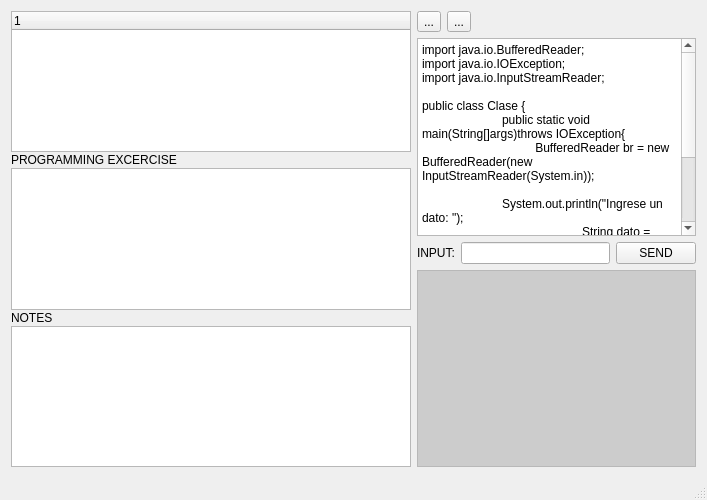
Old version of the form mainwindow.ui in the repository ricardogang/CoderWatch.
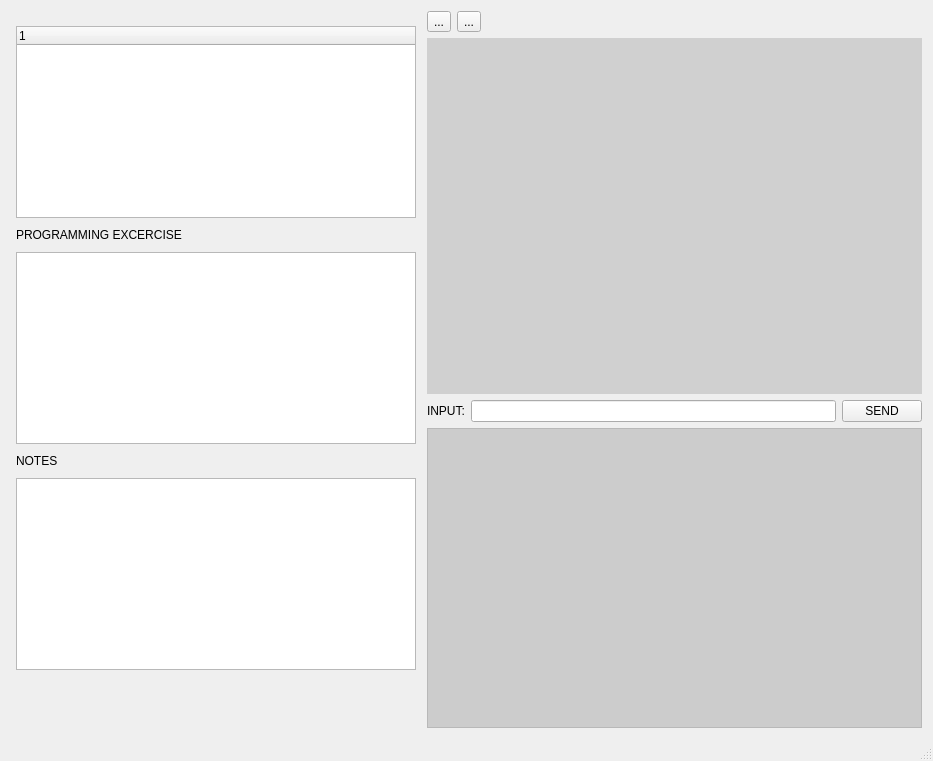
New version of the form. Icons and pictures are not drawn.

Commit message: Line numbers v0

What changed in the file:
```diff
--- a/mainwindow.ui
+++ b/mainwindow.ui
@@ -6,8 +6,8 @@
    <rect>
     <x>0</x>
     <y>0</y>
-    <width>707</width>
-    <height>500</height>
+    <width>933</width>
+    <height>761</height>
    </rect>
   </property>
   <property name="minimumSize">
@@ -26,11 +26,23 @@
       <item>
        <layout class="QVBoxLayout" name="verticalLayout">
         <property name="spacing">
-         <number>1</number>
+         <number>10</number>
         </property>
         <property name="sizeConstraint">
          <enum>QLayout::SetMinAndMaxSize</enum>
         </property>
+        <property name="leftMargin">
+         <number>5</number>
+        </property>
+        <property name="topMargin">
+         <number>15</number>
+        </property>
+        <property name="rightMargin">
+         <number>5</number>
+        </property>
+        <property name="bottomMargin">
+         <number>0</number>
+        </property>
         <item>
          <widget class="QTreeWidget" name="treeOutline">
           <property name="minimumSize">
@@ -174,23 +186,445 @@
          </layout>
         </item>
         <item>
-         <widget class="QPlainTextEdit" name="txtSourceCode">
-          <property name="plainText">
-           <string>import java.io.BufferedReader;
-import java.io.IOException;
-import java.io.InputStreamReader;
-
-public class Clase {
-	public static void main(String[]args)throws IOException{
-	          BufferedReader br = new BufferedReader(new InputStreamReader(System.in));
-          
-          	System.out.println(&quot;Ingrese un dato: &quot;);
-         		String dato = br.readLine();
-          
-         		System.out.println(&quot;dato:  &quot;+dato);          
-	          br.close();
-	}
-}</string>
+         <widget class="QWidget" name="widget" native="true">
+          <property name="sizePolicy">
+           <sizepolicy hsizetype="Preferred" vsizetype="Preferred">
+            <horstretch>0</horstretch>
+            <verstretch>0</verstretch>
+           </sizepolicy>
+          </property>
+          <property name="minimumSize">
+           <size>
+            <width>0</width>
+            <height>0</height>
+           </size>
+          </property>
+          <property name="sizeIncrement">
+           <size>
+            <width>0</width>
+            <height>0</height>
+           </size>
+          </property>
+          <property name="palette">
+           <palette>
+            <active>
+             <colorrole role="WindowText">
+              <brush brushstyle="SolidPattern">
+               <color alpha="255">
+                <red>0</red>
+                <green>0</green>
+                <blue>0</blue>
+               </color>
+              </brush>
+             </colorrole>
+             <colorrole role="Button">
+              <brush brushstyle="SolidPattern">
+               <color alpha="255">
+                <red>208</red>
+                <green>208</green>
+                <blue>208</blue>
+               </color>
+              </brush>
+             </colorrole>
+             <colorrole role="Light">
+              <brush brushstyle="SolidPattern">
+               <color alpha="255">
+                <red>255</red>
+                <green>255</green>
+                <blue>255</blue>
+               </color>
+              </brush>
+             </colorrole>
+             <colorrole role="Midlight">
+              <brush brushstyle="SolidPattern">
+               <color alpha="255">
+                <red>231</red>
+                <green>231</green>
+                <blue>231</blue>
+               </color>
+              </brush>
+             </colorrole>
+             <colorrole role="Dark">
+              <brush brushstyle="SolidPattern">
+               <color alpha="255">
+                <red>104</red>
+                <green>104</green>
+                <blue>104</blue>
+               </color>
+              </brush>
+             </colorrole>
+             <colorrole role="Mid">
+              <brush brushstyle="SolidPattern">
+               <color alpha="255">
+                <red>139</red>
+                <green>139</green>
+                <blue>139</blue>
+               </color>
+              </brush>
+             </colorrole>
+             <colorrole role="Text">
+              <brush brushstyle="SolidPattern">
+               <color alpha="255">
+                <red>0</red>
+                <green>0</green>
+                <blue>0</blue>
+               </color>
+              </brush>
+             </colorrole>
+             <colorrole role="BrightText">
+              <brush brushstyle="SolidPattern">
+               <color alpha="255">
+                <red>255</red>
+                <green>255</green>
+                <blue>255</blue>
+               </color>
+              </brush>
+             </colorrole>
+             <colorrole role="ButtonText">
+              <brush brushstyle="SolidPattern">
+               <color alpha="255">
+                <red>0</red>
+                <green>0</green>
+                <blue>0</blue>
+               </color>
+              </brush>
+             </colorrole>
+             <colorrole role="Base">
+              <brush brushstyle="SolidPattern">
+               <color alpha="255">
+                <red>255</red>
+                <green>255</green>
+                <blue>255</blue>
+               </color>
+              </brush>
+             </colorrole>
+             <colorrole role="Window">
+              <brush brushstyle="SolidPattern">
+               <color alpha="255">
+                <red>208</red>
+                <green>208</green>
+                <blue>208</blue>
+               </color>
+              </brush>
+             </colorrole>
+             <colorrole role="Shadow">
+              <brush brushstyle="SolidPattern">
+               <color alpha="255">
+                <red>0</red>
+                <green>0</green>
+                <blue>0</blue>
+               </color>
+              </brush>
+             </colorrole>
+             <colorrole role="AlternateBase">
+              <brush brushstyle="SolidPattern">
+               <color alpha="255">
+                <red>231</red>
+                <green>231</green>
+                <blue>231</blue>
+               </color>
+              </brush>
+             </colorrole>
+             <colorrole role="ToolTipBase">
+              <brush brushstyle="SolidPattern">
+               <color alpha="255">
+                <red>255</red>
+                <green>255</green>
+                <blue>220</blue>
+               </color>
+              </brush>
+             </colorrole>
+             <colorrole role="ToolTipText">
+              <brush brushstyle="SolidPattern">
+               <color alpha="255">
+                <red>0</red>
+                <green>0</green>
+                <blue>0</blue>
+               </color>
+              </brush>
+             </colorrole>
+            </active>
+            <inactive>
+             <colorrole role="WindowText">
+              <brush brushstyle="SolidPattern">
+               <color alpha="255">
+                <red>0</red>
+                <green>0</green>
+                <blue>0</blue>
+               </color>
+              </brush>
+             </colorrole>
+             <colorrole role="Button">
+              <brush brushstyle="SolidPattern">
+               <color alpha="255">
+                <red>208</red>
+                <green>208</green>
+                <blue>208</blue>
+               </color>
+              </brush>
+             </colorrole>
+             <colorrole role="Light">
+              <brush brushstyle="SolidPattern">
+               <color alpha="255">
+                <red>255</red>
+                <green>255</green>
+                <blue>255</blue>
+               </color>
+              </brush>
+             </colorrole>
+             <colorrole role="Midlight">
+              <brush brushstyle="SolidPattern">
+               <color alpha="255">
+                <red>231</red>
+                <green>231</green>
+                <blue>231</blue>
+               </color>
+              </brush>
+             </colorrole>
+             <colorrole role="Dark">
+              <brush brushstyle="SolidPattern">
+               <color alpha="255">
+                <red>104</red>
+                <green>104</green>
+                <blue>104</blue>
+               </color>
+              </brush>
+             </colorrole>
+             <colorrole role="Mid">
+              <brush brushstyle="SolidPattern">
+               <color alpha="255">
+                <red>139</red>
+                <green>139</green>
+                <blue>139</blue>
+               </color>
+              </brush>
+             </colorrole>
+             <colorrole role="Text">
+              <brush brushstyle="SolidPattern">
+               <color alpha="255">
+                <red>0</red>
+                <green>0</green>
+                <blue>0</blue>
+               </color>
+              </brush>
+             </colorrole>
+             <colorrole role="BrightText">
+              <brush brushstyle="SolidPattern">
+               <color alpha="255">
+                <red>255</red>
+                <green>255</green>
+                <blue>255</blue>
+               </color>
+              </brush>
+             </colorrole>
+             <colorrole role="ButtonText">
+              <brush brushstyle="SolidPattern">
+               <color alpha="255">
+                <red>0</red>
+                <green>0</green>
+                <blue>0</blue>
+               </color>
+              </brush>
+             </colorrole>
+             <colorrole role="Base">
+              <brush brushstyle="SolidPattern">
+               <color alpha="255">
+                <red>255</red>
+                <green>255</green>
+                <blue>255</blue>
+               </color>
+              </brush>
+             </colorrole>
+             <colorrole role="Window">
+              <brush brushstyle="SolidPattern">
+               <color alpha="255">
+                <red>208</red>
+                <green>208</green>
+                <blue>208</blue>
+               </color>
+              </brush>
+             </colorrole>
+             <colorrole role="Shadow">
+              <brush brushstyle="SolidPattern">
+               <color alpha="255">
+                <red>0</red>
+                <green>0</green>
+                <blue>0</blue>
+               </color>
+              </brush>
+             </colorrole>
+             <colorrole role="AlternateBase">
+              <brush brushstyle="SolidPattern">
+               <color alpha="255">
+                <red>231</red>
+                <green>231</green>
+                <blue>231</blue>
+               </color>
+              </brush>
+             </colorrole>
+             <colorrole role="ToolTipBase">
+              <brush brushstyle="SolidPattern">
+               <color alpha="255">
+                <red>255</red>
+                <green>255</green>
+                <blue>220</blue>
+               </color>
+              </brush>
+             </colorrole>
+             <colorrole role="ToolTipText">
+              <brush brushstyle="SolidPattern">
+               <color alpha="255">
+                <red>0</red>
+                <green>0</green>
+                <blue>0</blue>
+               </color>
+              </brush>
+             </colorrole>
+            </inactive>
+            <disabled>
+             <colorrole role="WindowText">
+              <brush brushstyle="SolidPattern">
+               <color alpha="255">
+                <red>104</red>
+                <green>104</green>
+                <blue>104</blue>
+               </color>
+              </brush>
+             </colorrole>
+             <colorrole role="Button">
+              <brush brushstyle="SolidPattern">
+               <color alpha="255">
+                <red>208</red>
+                <green>208</green>
+                <blue>208</blue>
+               </color>
+              </brush>
+             </colorrole>
+             <colorrole role="Light">
+              <brush brushstyle="SolidPattern">
+               <color alpha="255">
+                <red>255</red>
+                <green>255</green>
+                <blue>255</blue>
+               </color>
+              </brush>
+             </colorrole>
+             <colorrole role="Midlight">
+              <brush brushstyle="SolidPattern">
+               <color alpha="255">
+                <red>231</red>
+                <green>231</green>
+                <blue>231</blue>
+               </color>
+              </brush>
+             </colorrole>
+             <colorrole role="Dark">
+              <brush brushstyle="SolidPattern">
+               <color alpha="255">
+                <red>104</red>
+                <green>104</green>
+                <blue>104</blue>
+               </color>
+              </brush>
+             </colorrole>
+             <colorrole role="Mid">
+              <brush brushstyle="SolidPattern">
+               <color alpha="255">
+                <red>139</red>
+                <green>139</green>
+                <blue>139</blue>
+               </color>
+              </brush>
+             </colorrole>
+             <colorrole role="Text">
+              <brush brushstyle="SolidPattern">
+               <color alpha="255">
+                <red>104</red>
+                <green>104</green>
+                <blue>104</blue>
+               </color>
+              </brush>
+             </colorrole>
+             <colorrole role="BrightText">
+              <brush brushstyle="SolidPattern">
+               <color alpha="255">
+                <red>255</red>
+                <green>255</green>
+                <blue>255</blue>
+               </color>
+              </brush>
+             </colorrole>
+             <colorrole role="ButtonText">
+              <brush brushstyle="SolidPattern">
+               <color alpha="255">
+                <red>104</red>
+                <green>104</green>
+                <blue>104</blue>
+               </color>
+              </brush>
+             </colorrole>
+             <colorrole role="Base">
+              <brush brushstyle="SolidPattern">
+               <color alpha="255">
+                <red>208</red>
+                <green>208</green>
+                <blue>208</blue>
+               </color>
+              </brush>
+             </colorrole>
+             <colorrole role="Window">
+              <brush brushstyle="SolidPattern">
+               <color alpha="255">
+                <red>208</red>
+                <green>208</green>
+                <blue>208</blue>
+               </color>
+              </brush>
+             </colorrole>
+             <colorrole role="Shadow">
+              <brush brushstyle="SolidPattern">
+               <color alpha="255">
+                <red>0</red>
+                <green>0</green>
+                <blue>0</blue>
+               </color>
+              </brush>
+             </colorrole>
+             <colorrole role="AlternateBase">
+              <brush brushstyle="SolidPattern">
+               <color alpha="255">
+                <red>208</red>
+                <green>208</green>
+                <blue>208</blue>
+               </color>
+              </brush>
+             </colorrole>
+             <colorrole role="ToolTipBase">
+              <brush brushstyle="SolidPattern">
+               <color alpha="255">
+                <red>255</red>
+                <green>255</green>
+                <blue>220</blue>
+               </color>
+              </brush>
+             </colorrole>
+             <colorrole role="ToolTipText">
+              <brush brushstyle="SolidPattern">
+               <color alpha="255">
+                <red>0</red>
+                <green>0</green>
+                <blue>0</blue>
+               </color>
+              </brush>
+             </colorrole>
+            </disabled>
+           </palette>
+          </property>
+          <property name="toolTip">
+           <string>ksdlfasf</string>
+          </property>
+          <property name="autoFillBackground">
+           <bool>true</bool>
           </property>
          </widget>
         </item>
```
Left out of the diff: 4 changed lines with no effect on the pictures. The commit also changes 4 other files.
